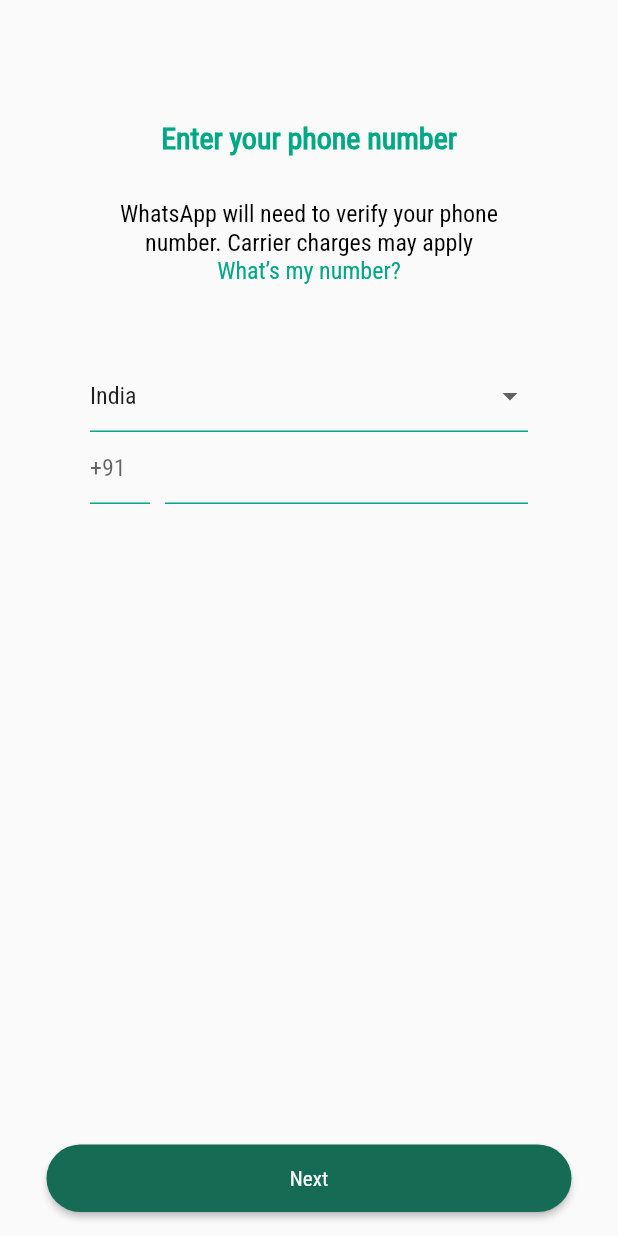
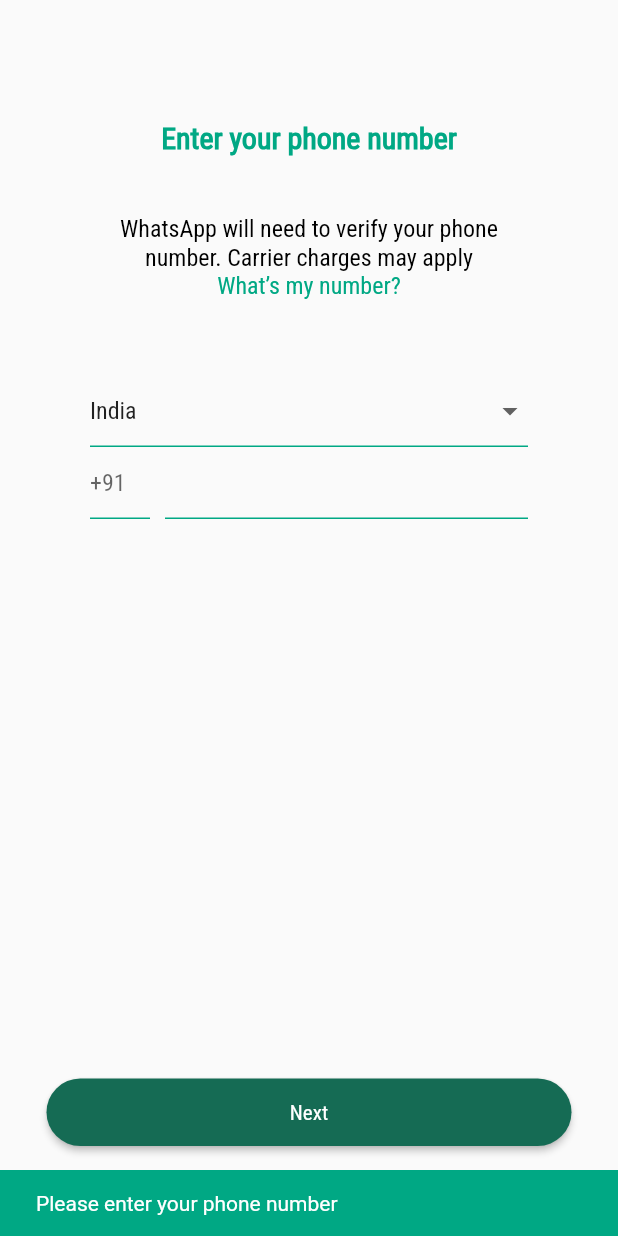
Before and after one commit to umarshakib/WhatsApp-UI, a Flutter app: the LoginScreen screen opened directly, after a tap on "Next", on a phone screen of 412 x 824 dp. Run offline on Flutter 3.47's test engine with Material 3 defaults, Android fonts, the phone set to English and light mode, and no system bars.

```diff
--- a/lib/screen/login/loginscreen.dart
+++ b/lib/screen/login/loginscreen.dart
@@ -1,4 +1,5 @@
 import 'package:flutter/material.dart';
+import 'package:whatsapp_clone/screen/otp/otpscreen.dart';
 import 'package:whatsapp_clone/widgets/uihelper.dart';
 
 class LoginScreen extends StatefulWidget {
@@ -29,7 +30,7 @@ class _LoginScreenState extends State<LoginScreen> {
               fontweight: FontWeight.bold,
             ),
           ),
-          SizedBox(height: 30),
+          SizedBox(height: 40),
           UiHelper.customText(
             text: "WhatsApp will need to verify your phone",
             height: 16,
@@ -113,10 +114,30 @@ class _LoginScreenState extends State<LoginScreen> {
         ],
       ),
       floatingActionButton: UiHelper.customButton(
-        callBack: () {},
+        callBack: () {
+          login(phonecontroller.text.toString());
+        },
         buttonName: "Next",
       ),
       floatingActionButtonLocation: FloatingActionButtonLocation.centerFloat,
     );
   }
+
+  login(String phonenumber) {
+    if (phonenumber == "") {
+      return ScaffoldMessenger.of(context).showSnackBar(
+        SnackBar(
+          content: Text("Please enter your phone number"),
+          backgroundColor: Color(0XFF00A884),
+        ),
+      );
+    } else {
+      Navigator.push(
+        context,
+        MaterialPageRoute(
+          builder: (context) => OtpScreen(yourphonenumber: phonenumber),
+        ),
+      );
+    }
+  }
 }
```
Also changed, not shown: lib/screen/otp/otpscreen.dart (added, +80 -0 lines), lib/widgets/uihelper.dart (+19 -0 lines).
